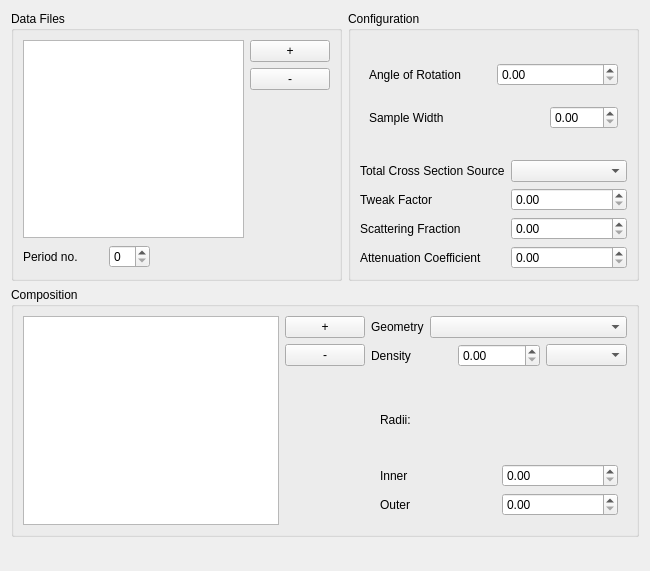
Qt form src/gui/widgets/ui_files/containerWidget.ui (disorderedmaterials/GudPy) before a commit.
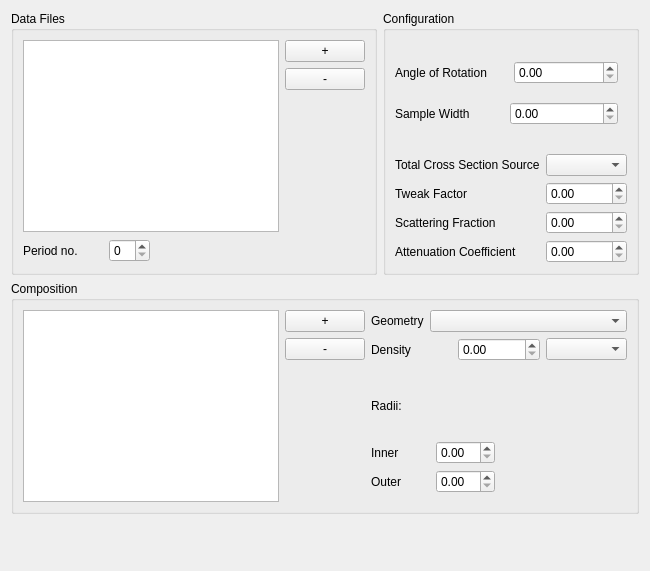
The same form after that commit. The open tabs and pages were chosen to show the change. Custom widgets are drawn as their Qt base class.

Commit message: feat: alter margins to allow alignment.

The edit to the form file:
```diff
--- a/src/gui/widgets/ui_files/containerWidget.ui
+++ b/src/gui/widgets/ui_files/containerWidget.ui
@@ -32,8 +32,8 @@
        </property>
        <property name="minimumSize">
         <size>
-         <width>291</width>
-         <height>270</height>
+         <width>0</width>
+         <height>0</height>
         </size>
        </property>
        <property name="maximumSize">
@@ -70,8 +70,8 @@
               </property>
               <property name="maximumSize">
                <size>
-                <width>80</width>
-                <height>25</height>
+                <width>16777215</width>
+                <height>16777215</height>
                </size>
               </property>
               <property name="text">
@@ -155,8 +155,8 @@
        </property>
        <property name="minimumSize">
         <size>
-         <width>291</width>
-         <height>270</height>
+         <width>0</width>
+         <height>0</height>
         </size>
        </property>
        <property name="maximumSize">
@@ -176,6 +176,9 @@
           </property>
           <widget class="QWidget" name="page">
            <layout class="QVBoxLayout" name="verticalLayout_8">
+            <property name="leftMargin">
+             <number>0</number>
+            </property>
             <item>
              <layout class="QHBoxLayout" name="horizontalLayout_11">
               <item>
@@ -215,7 +218,7 @@
                <widget class="QDoubleSpinBox" name="sampleWidthSpinBox">
                 <property name="maximumSize">
                  <size>
-                  <width>68</width>
+                  <width>16777215</width>
                   <height>16777215</height>
                  </size>
                 </property>
@@ -250,6 +253,9 @@
           <property name="sizeConstraint">
            <enum>QLayout::SetDefaultConstraint</enum>
           </property>
+          <property name="fieldGrowthPolicy">
+           <enum>QFormLayout::ExpandingFieldsGrow</enum>
+          </property>
           <property name="rowWrapPolicy">
            <enum>QFormLayout::DontWrapRows</enum>
           </property>
@@ -257,12 +263,19 @@
            <set>Qt::AlignLeading|Qt::AlignLeft|Qt::AlignVCenter</set>
           </property>
           <item row="0" column="1">
-           <widget class="QComboBox" name="totalCrossSectionComboBox"/>
+           <widget class="QComboBox" name="totalCrossSectionComboBox">
+            <property name="sizePolicy">
+             <sizepolicy hsizetype="Expanding" vsizetype="Fixed">
+              <horstretch>0</horstretch>
+              <verstretch>0</verstretch>
+             </sizepolicy>
+            </property>
+           </widget>
           </item>
           <item row="0" column="0">
            <widget class="QLabel" name="totalCrossSectionSourceLabel">
             <property name="sizePolicy">
-             <sizepolicy hsizetype="Minimum" vsizetype="Preferred">
+             <sizepolicy hsizetype="Expanding" vsizetype="Preferred">
               <horstretch>0</horstretch>
               <verstretch>0</verstretch>
              </sizepolicy>
@@ -341,7 +354,7 @@
      <property name="minimumSize">
       <size>
        <width>0</width>
-       <height>250</height>
+       <height>0</height>
       </size>
      </property>
      <property name="title">
@@ -477,6 +490,12 @@
           </item>
           <item>
            <widget class="QStackedWidget" name="geometryInfoStack_">
+            <property name="sizePolicy">
+             <sizepolicy hsizetype="Expanding" vsizetype="Preferred">
+              <horstretch>0</horstretch>
+              <verstretch>0</verstretch>
+             </sizepolicy>
+            </property>
             <property name="currentIndex">
              <number>1</number>
             </property>
@@ -544,11 +563,20 @@
              </layout>
             </widget>
             <widget class="QWidget" name="page_4">
-             <layout class="QVBoxLayout" name="verticalLayout_4">
+             <layout class="QHBoxLayout" name="horizontalLayout_16">
+              <property name="leftMargin">
+               <number>0</number>
+              </property>
               <item>
                <layout class="QVBoxLayout" name="verticalLayout_2">
                 <item>
                  <widget class="QLabel" name="radiiLabel">
+                  <property name="sizePolicy">
+                   <sizepolicy hsizetype="Expanding" vsizetype="Preferred">
+                    <horstretch>0</horstretch>
+                    <verstretch>0</verstretch>
+                   </sizepolicy>
+                  </property>
                   <property name="text">
                    <string>Radii:</string>
                   </property>
@@ -558,6 +586,12 @@
                  <layout class="QHBoxLayout" name="horizontalLayout_2">
                   <item>
                    <widget class="QLabel" name="innerRadiiLabel">
+                    <property name="sizePolicy">
+                     <sizepolicy hsizetype="Expanding" vsizetype="Preferred">
+                      <horstretch>0</horstretch>
+                      <verstretch>0</verstretch>
+                     </sizepolicy>
+                    </property>
                     <property name="text">
                      <string>Inner</string>
                     </property>
@@ -565,6 +599,12 @@
                   </item>
                   <item>
                    <widget class="QDoubleSpinBox" name="innerRadiiSpinBox">
+                    <property name="sizePolicy">
+                     <sizepolicy hsizetype="Expanding" vsizetype="Fixed">
+                      <horstretch>0</horstretch>
+                      <verstretch>0</verstretch>
+                     </sizepolicy>
+                    </property>
                     <property name="maximumSize">
                      <size>
                       <width>16777215</width>
@@ -579,6 +619,12 @@
                  <layout class="QHBoxLayout" name="horizontalLayout_3">
                   <item>
                    <widget class="QLabel" name="outerRadiiLabel">
+                    <property name="sizePolicy">
+                     <sizepolicy hsizetype="Expanding" vsizetype="Preferred">
+                      <horstretch>0</horstretch>
+                      <verstretch>0</verstretch>
+                     </sizepolicy>
+                    </property>
                     <property name="text">
                      <string>Outer</string>
                     </property>
@@ -586,6 +632,12 @@
                   </item>
                   <item>
                    <widget class="QDoubleSpinBox" name="outerRadiiSpinBox">
+                    <property name="sizePolicy">
+                     <sizepolicy hsizetype="Expanding" vsizetype="Fixed">
+                      <horstretch>0</horstretch>
+                      <verstretch>0</verstretch>
+                     </sizepolicy>
+                    </property>
                     <property name="maximumSize">
                      <size>
                       <width>16777215</width>
@@ -598,6 +650,19 @@
                 </item>
                </layout>
               </item>
+              <item>
+               <spacer name="horizontalSpacer_3">
+                <property name="orientation">
+                 <enum>Qt::Horizontal</enum>
+                </property>
+                <property name="sizeHint" stdset="0">
+                 <size>
+                  <width>117</width>
+                  <height>20</height>
+                 </size>
+                </property>
+               </spacer>
+              </item>
              </layout>
             </widget>
            </widget>
```
Left out of the diff: 51 changed lines with no effect on the pictures.
